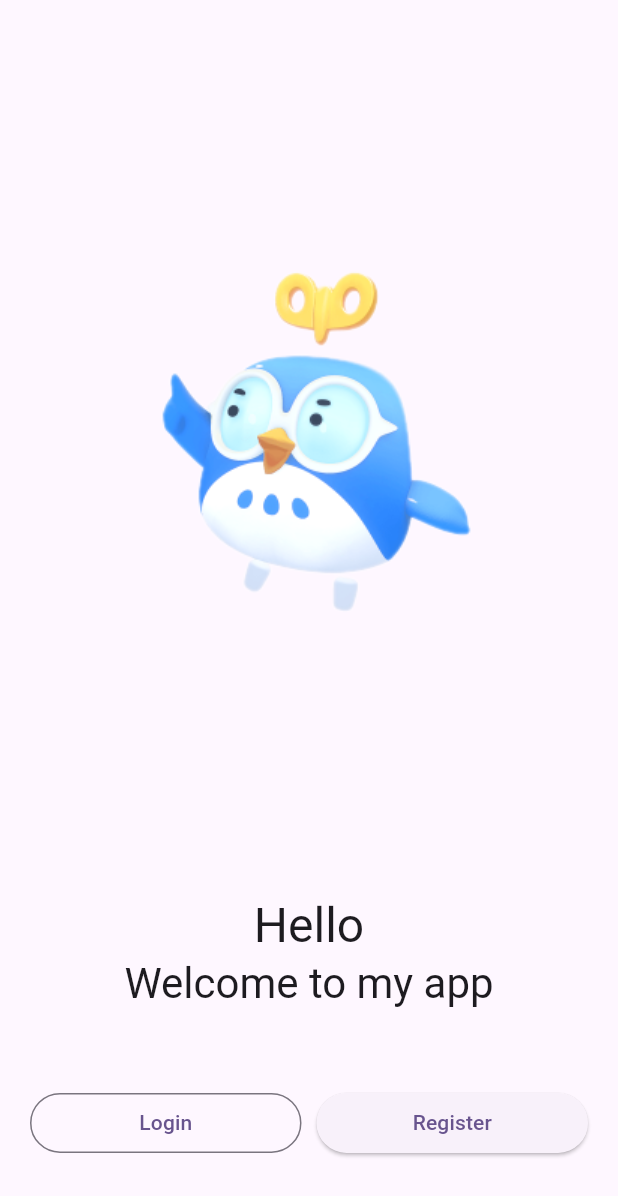
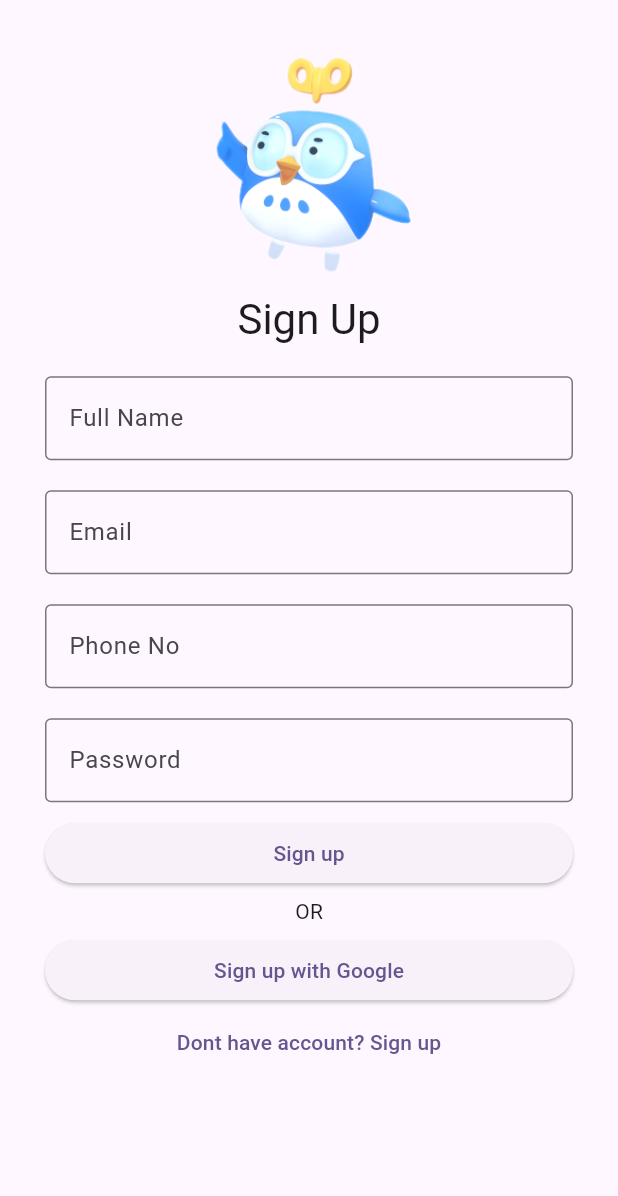
Before and after one commit to doublecreamchezeee/flutter-app, a Flutter app: the screen it shows after launch, after a tap on "Register", on a phone screen of 412 x 824 dp. Shown: the top 1196 px of the screen. Run offline on Flutter 3.47's test engine with Material 3 defaults, Android fonts, the phone set to English and light mode, and no system bars; our stand-ins replace get.

Commit message:
add sign up

```diff
--- /dev/null
+++ b/lib/features/authentication/screens/register/register_footer.dart
@@ -0,0 +1,27 @@
+import 'package:flutter/material.dart';
+
+class RegisterFooter extends StatelessWidget{
+  const RegisterFooter({Key? key}) : super(key: key);
+
+  @override
+  Widget build(BuildContext context) {
+    return Column(
+      children: [
+        TextButton(
+          onPressed: () => {},
+          child: const Text.rich(
+            TextSpan(
+              text: "Already have an account? ",
+              children: [
+                TextSpan(
+                  text: "Sign in",
+                )
+              ]
+            )
+          ),
+
+        ),
+      ],
+    );
+  }
+}
--- /dev/null
+++ b/lib/features/authentication/screens/register/register_form.dart
@@ -0,0 +1,71 @@
+import 'package:flutter/material.dart';
+
+class RegisterForm extends StatelessWidget{
+  const RegisterForm({Key? key}) : super(key: key);
+
+  @override
+  Widget build(BuildContext context) {
+    return Column(
+      children: [
+        Form(
+          child: Column(
+            children: [
+              TextFormField(
+                decoration: const InputDecoration(
+                  labelText: 'Full Name',
+                  hintText: 'Full Name',
+                  border: OutlineInputBorder()
+                ),
+              ),
+              const SizedBox(height: 20),
+              TextFormField(
+                decoration: const InputDecoration(
+                  labelText: 'Email',
+                  hintText: 'Email',
+                  border: OutlineInputBorder()
+                ),
+              ),
+              const SizedBox(height: 20),
+              TextFormField(
+                decoration: const InputDecoration(
+                  labelText: 'Phone No',
+                  hintText: 'Phone No',
+                  border: OutlineInputBorder()
+                ),
+              ),
+              const SizedBox(height: 20),
+              TextFormField(
+                decoration: const InputDecoration(
+                  labelText: 'Password',
+                  hintText: 'Password',
+                  border: OutlineInputBorder()
+                ),
+              ),
+            ]
+          )
+        ),
+
+        const SizedBox(height: 10),
+
+        SizedBox(
+          width: double.infinity,
+          child: ElevatedButton(onPressed: () {}, child: const Text("Sign up")),
+        ),
+
+        const SizedBox(
+          height: 30,
+          child: Align(
+            alignment: Alignment.center,
+            child: Text("OR"),
+          ),
+        ),
+
+        SizedBox(
+          width: double.infinity,
+          child: ElevatedButton(onPressed: () {}, child: const Text("Sign up with Google")),
+        ),
+
+      ],
+    );
+  }
+}
--- /dev/null
+++ b/lib/features/authentication/screens/register/register_header.dart
@@ -0,0 +1,18 @@
+import 'package:flutter/material.dart';
+import 'package:flutter_application_1/constants/image.dart';
+
+class RegisterHeader extends StatelessWidget{
+  const RegisterHeader({Key? key}) : super(key: key);
+
+  @override
+  Widget build(BuildContext context) {
+    final size = MediaQuery.of(context).size;
+
+    return Column(
+      children: [
+        Image(image: const AssetImage(welcomeScreenImage), height: size.height * 0.2, ),
+        Text("Sign Up", style: Theme.of(context).textTheme.headlineMedium),
+      ],
+    );
+  }
+}
--- /dev/null
+++ b/lib/features/authentication/screens/register/register_screen.dart
@@ -0,0 +1,29 @@
+import 'package:flutter/material.dart';
+import 'package:flutter_application_1/constants/sizes.dart';
+import 'package:flutter_application_1/features/authentication/screens/login/login_footer.dart';
+import 'package:flutter_application_1/features/authentication/screens/register/register_form.dart';
+import 'package:flutter_application_1/features/authentication/screens/register/register_header.dart';
+// import 'package:get/get.dart';
+
+class RegisterScreen extends StatelessWidget{
+  const RegisterScreen({Key? key}) : super(key: key);
+
+  @override
+  Widget build(BuildContext context) {
+    return Scaffold(
+      body: SingleChildScrollView(
+        child: Container(
+          padding: const EdgeInsets.all(defaultSize),
+          child: const Column(
+            children: [
+              RegisterHeader(),
+              SizedBox(height: 20),
+              RegisterForm(),
+              LoginFooter(),
+            ],
+          ),
+        ),
+      )
+    );
+  }
+}
--- a/lib/features/authentication/screens/welcome/welcome_screen.dart
+++ b/lib/features/authentication/screens/welcome/welcome_screen.dart
@@ -2,6 +2,7 @@ import 'package:flutter/material.dart';
 import 'package:flutter_application_1/constants/image.dart';
 import 'package:flutter_application_1/constants/string.dart';
 import 'package:flutter_application_1/features/authentication/screens/login/login_screen.dart';
+import 'package:flutter_application_1/features/authentication/screens/register/register_screen.dart';
 import 'package:get/get.dart';
 
 class WelcomeScreen extends StatelessWidget {
@@ -35,15 +36,15 @@ class WelcomeScreen extends StatelessWidget {
               Expanded(
                   child: OutlinedButton(
                 onPressed: () => Get.to(() => const LoginScreen()),
-                child: Text(login),
+                child: const Text(login),
               )),
               const SizedBox(
                 width: 10.0,
               ),
               Expanded(
                   child: ElevatedButton(
-                onPressed: () {},
-                child: Text(register),
+                onPressed: () => Get.to(() => const RegisterScreen()),
+                child: const Text(register),
               )),
               const SizedBox(
                 width: 20.0,
```
Also changed, not shown: lib/features/authentication/screens/register/register.dart (deleted).
